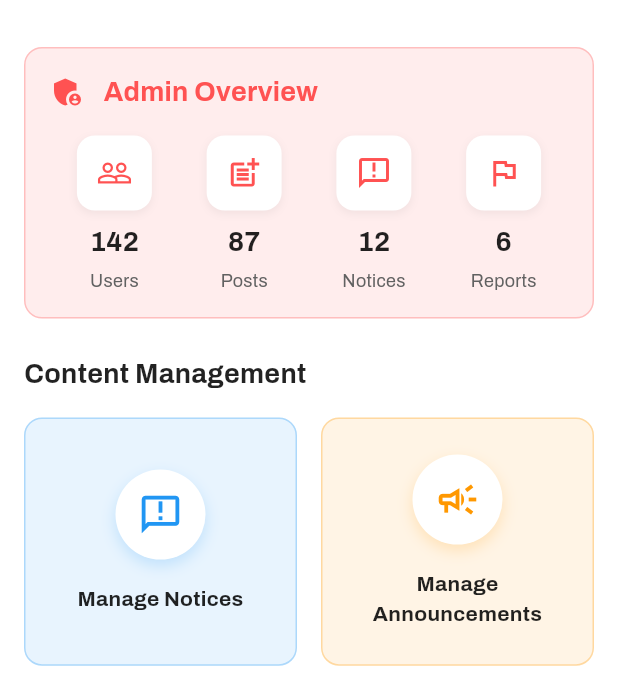
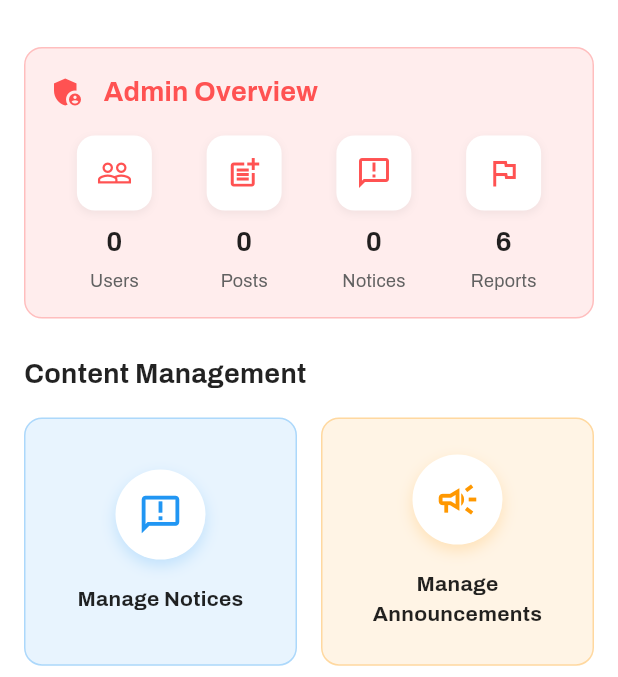
Before and after one commit to Jayskp/Get-Access, a Flutter app: the AdminDashboardScreen screen opened directly, after a tap on "Manage Users", on a phone screen of 412 x 824 dp, the part 61-738 px from its top. Run offline on Flutter 3.47's test engine with Material 3 defaults, Android fonts, the phone set to English and light mode, and no system bars; our stand-ins replace cloud_firestore, dotted_border, emoji_picker_flutter, file_picker, firebase_auth, firebase_core and 8 more; accounts and stored records are empty.

Commit message:
Admin overview

```diff
--- a/lib/screens/Admin/admin_dashboard.dart
+++ b/lib/screens/Admin/admin_dashboard.dart
@@ -3,6 +3,7 @@ import 'package:google_fonts/google_fonts.dart';
 import 'package:getaccess/screens/Admin/manage_notices.dart';
 import 'package:getaccess/screens/Admin/manage_announcements.dart';
 import 'package:getaccess/screens/Admin/manage_posts.dart';
+import 'package:firebase_database/firebase_database.dart';
 // TODO: Create ManageUsersScreen
 // import 'package:getaccess/screens/Admin/manage_users.dart';
 
@@ -19,6 +20,7 @@ class _AdminDashboardScreenState extends State<AdminDashboardScreen> {
   static const Color accentColor = Color(0xFF26A69A);
   static const Color adminColor = Colors.redAccent;
   static const Color lightGrey = Color(0xFFF7F7F7);
+  final DatabaseReference _database = FirebaseDatabase.instance.ref();
 
   TextStyle _archivoTextStyle({
     double fontSize = 14,
@@ -31,6 +33,39 @@ class _AdminDashboardScreenState extends State<AdminDashboardScreen> {
       color: color,
       letterSpacing: 0.2,
     );
+  }
+
+  Future<int> getUserCount() async {
+    DatabaseEvent event = await _database.child('Users').once();
+    DataSnapshot snapshot = event.snapshot;
+    return snapshot.children.length;
+  }
+
+  Future<int> getPostCount() async {
+    DatabaseEvent event = await _database.child('Posts').once();
+    DataSnapshot snapshot = event.snapshot;
+    return snapshot.children.length;
+  }
+
+  Future<int> getNoticeCount() async {
+    DatabaseEvent event = await _database.child('notices').once();
+    DataSnapshot snapshot = event.snapshot;
+    return snapshot.children.length;
+  }
+
+  Future<Map<String, int>> getCounts() async {
+    List<Future<int>> futures = [
+      getUserCount(),
+      getPostCount(),
+      getNoticeCount(),
+    ];
+    List<int> results = await Future.wait(futures);
+    return {
+      'users': results[0],
+      'posts': results[1],
+      'notices': results[2],
+      'reports': 6,
+    };
   }
 
   @override
@@ -141,14 +176,45 @@ class _AdminDashboardScreenState extends State<AdminDashboardScreen> {
             ],
           ),
           SizedBox(height: 16),
-          Row(
-            mainAxisAlignment: MainAxisAlignment.spaceAround,
-            children: [
-              _buildStatCard('Users', '142', Icons.people_outline),
-              _buildStatCard('Posts', '87', Icons.post_add_outlined),
-              _buildStatCard('Notices', '12', Icons.announcement_outlined),
-              _buildStatCard('Reports', '6', Icons.flag_outlined),
-            ],
+          FutureBuilder<Map<String, int>>(
+            future: getCounts(),
+            builder: (context, snapshot) {
+              if (snapshot.connectionState == ConnectionState.waiting) {
+                return Center(child: CircularProgressIndicator());
+              } else if (snapshot.hasError) {
+                print('Error fetching data, $snapshot');
+                return Center(child: Text('Error fetching data, $snapshot'));
+              } else if (snapshot.hasData) {
+                final counts = snapshot.data!;
+                return Row(
+                  mainAxisAlignment: MainAxisAlignment.spaceAround,
+                  children: [
+                    _buildStatCard(
+                      'Users',
+                      counts['users'].toString(),
+                      Icons.people_outline,
+                    ),
+                    _buildStatCard(
+                      'Posts',
+                      counts['posts'].toString(),
+                      Icons.post_add_outlined,
+                    ),
+                    _buildStatCard(
+                      'Notices',
+                      counts['notices'].toString(),
+                      Icons.announcement_outlined,
+                    ),
+                    _buildStatCard(
+                      'Reports',
+                      counts['reports'].toString(),
+                      Icons.flag_outlined,
+                    ),
+                  ],
+                );
+              } else {
+                return Center(child: Text('No data available'));
+              }
+            },
           ),
         ],
       ),
```
